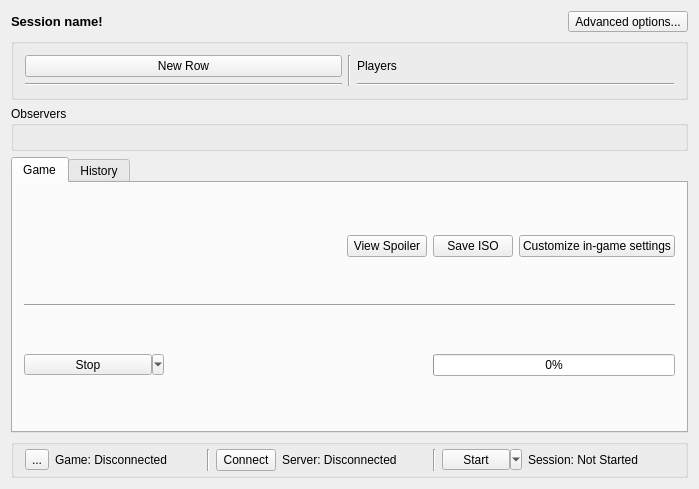
Old version of the form randovania/gui/ui_files/game_session.ui in the repository randovania/randovania.
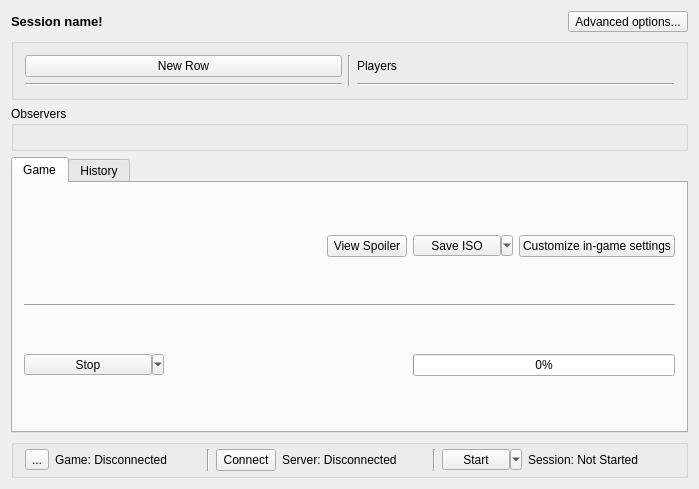
New version of the form.

```diff
--- a/randovania/gui/ui_files/game_session.ui
+++ b/randovania/gui/ui_files/game_session.ui
@@ -151,13 +151,6 @@
           </property>
          </widget>
         </item>
-        <item row="1" column="5">
-         <widget class="QPushButton" name="save_iso_button">
-          <property name="text">
-           <string>Save ISO</string>
-          </property>
-         </widget>
-        </item>
         <item row="1" column="0" colspan="3">
          <widget class="QLabel" name="generate_game_label">
           <property name="text">
@@ -224,6 +217,22 @@
           </property>
          </widget>
         </item>
+        <item row="1" column="5">
+         <widget class="QToolButton" name="save_iso_button">
+          <property name="minimumSize">
+           <size>
+            <width>100</width>
+            <height>0</height>
+           </size>
+          </property>
+          <property name="text">
+           <string>Save ISO</string>
+          </property>
+          <property name="popupMode">
+           <enum>QToolButton::MenuButtonPopup</enum>
+          </property>
+         </widget>
+        </item>
        </layout>
       </widget>
       <widget class="QWidget" name="tab_history">
```
